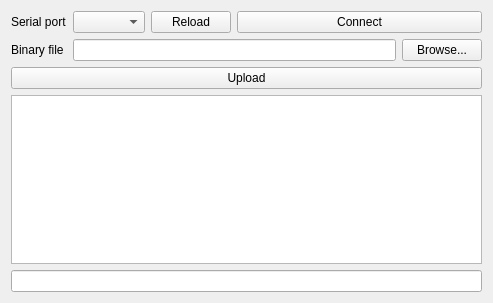
Qt form efm32_loader/mainwindow.ui (QkThings/qkloader) before a commit.
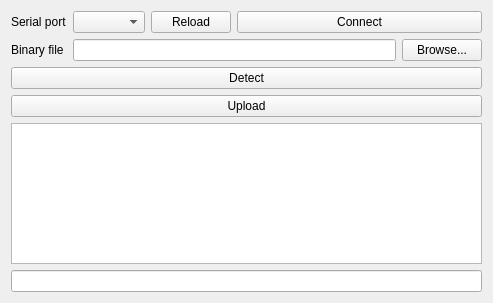
The same form after that commit.

What changed in the file:
```diff
--- a/efm32_loader/mainwindow.ui
+++ b/efm32_loader/mainwindow.ui
@@ -78,6 +78,13 @@
       </item>
      </layout>
     </item>
+    <item>
+     <widget class="QPushButton" name="buttonDetect">
+      <property name="text">
+       <string>Detect</string>
+      </property>
+     </widget>
+    </item>
     <item>
      <widget class="QPushButton" name="buttonUpload">
       <property name="text">
```
